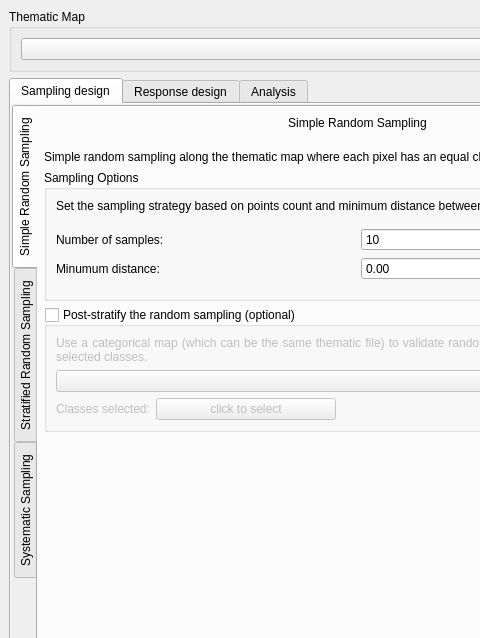
Qt form ui/acatama_dockwidget.ui (SMByC/AcATaMa) before a commit; both pictures show x 0 to 480 and y 0 to 638 of the 694 by 1322 pixel window.
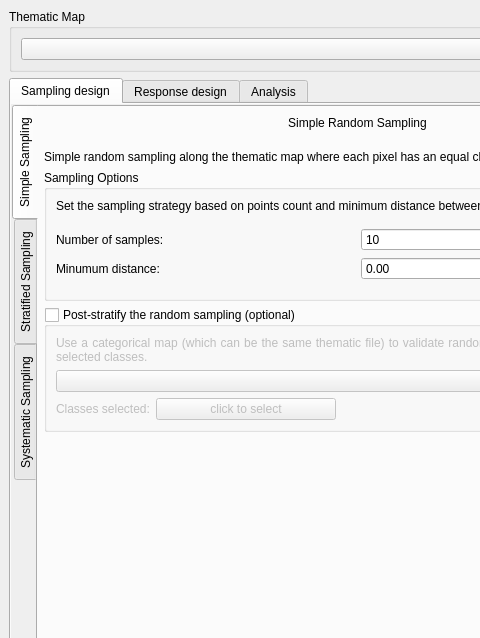
The same form after that commit. Icons and pictures are not drawn. Custom widgets are drawn as their Qt base class.

Commit message: Simplifying tab names in sampling design

```diff
--- a/ui/acatama_dockwidget.ui
+++ b/ui/acatama_dockwidget.ui
@@ -184,7 +184,7 @@
               </property>
               <widget class="QWidget" name="tab_SimpleRandomSampling">
                <attribute name="title">
-                <string>Simple Random Sampling</string>
+                <string>Simple Sampling</string>
                </attribute>
                <layout class="QVBoxLayout" name="verticalLayout_4">
                 <property name="leftMargin">
@@ -485,7 +485,7 @@
               </widget>
               <widget class="QWidget" name="tab_StratifiedSampling">
                <attribute name="title">
-                <string>Stratified Random Sampling</string>
+                <string>Stratified Sampling</string>
                </attribute>
                <layout class="QVBoxLayout" name="verticalLayout_10">
                 <property name="leftMargin">
```
Left out of the diff: 4 changed lines with no effect on the pictures.
